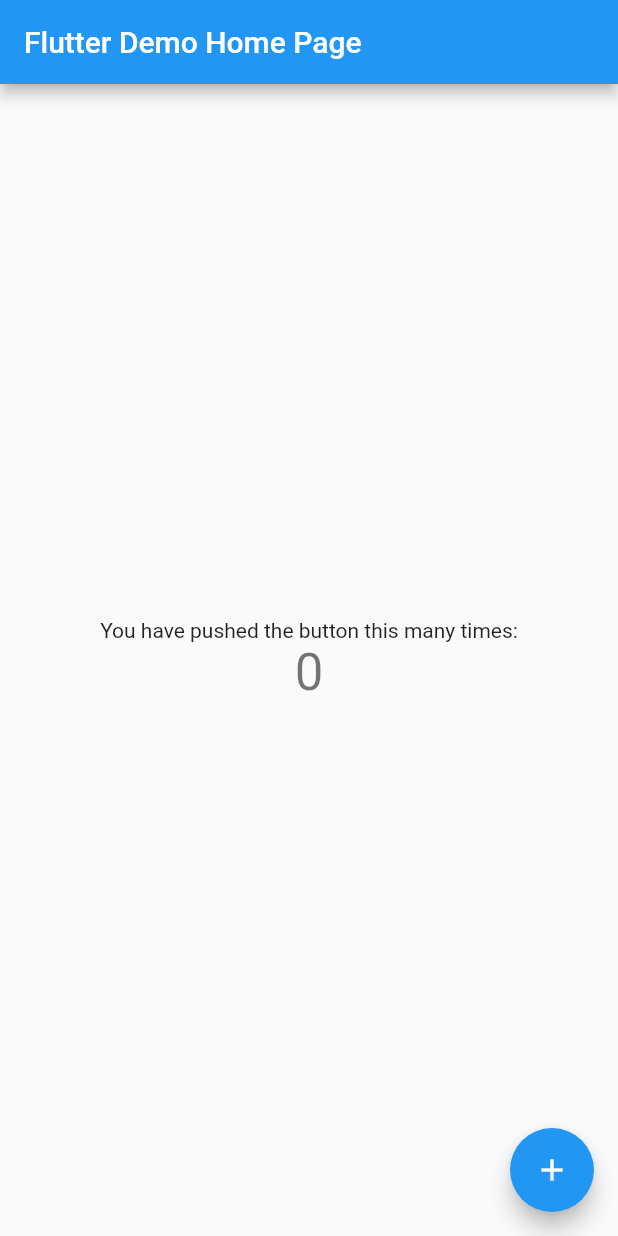
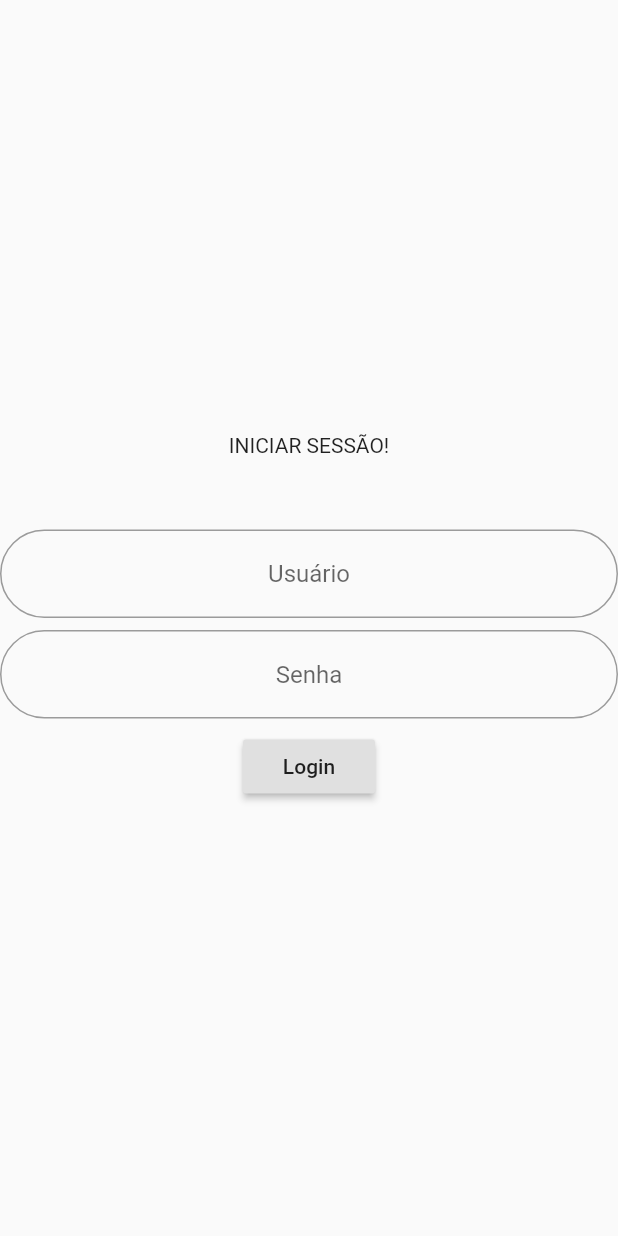
Before and after one commit to marcoantoniosouza/EasyPW-flutter-app, a Flutter app: the screen it shows after launch, on a phone screen of 412 x 824 dp. Run offline on Flutter 3.47's test engine with Material 2 defaults, Android fonts, the phone set to English and light mode, and no system bars.

Commit message:
login page and api.dart

```diff
--- /dev/null
+++ b/lib/env.dart
@@ -0,0 +1 @@
+String authHash = '';
--- /dev/null
+++ b/lib/login.dart
@@ -0,0 +1,104 @@
+import 'dart:convert';
+
+import 'package:flutter/material.dart';
+import 'package:http/http.dart';
+
+import 'services/api.dart' as api;
+import 'env.dart' as env;
+
+class LoginPage extends StatefulWidget {
+  static String tag = 'login-page';
+  @override
+  _LoginPageState createState() => new _LoginPageState();
+}
+
+class _LoginPageState extends State<LoginPage> {
+  final _user = TextEditingController();
+  final _pass = TextEditingController();
+
+  _loginApi() async {
+    String json = '{ "user": "' +
+        _user.text +
+        '", "pass": "' +
+        _pass.text +
+        '" }'; // make POST request
+
+    Response response = await post(api.url, headers: api.headers, body: json);
+
+    if (response.statusCode == 200) {
+      Map<String, dynamic> res = jsonDecode(response.body);
+      _showDialog(res['authHash']);
+      env.authHash = res['authHash'];
+      /*Navigator.push(
+        context,
+        MaterialPageRoute(builder: (context) => SecondRoute()),
+      );*/
+    } else {
+      _showDialog('Falha no login');
+    }
+  }
+
+  void _showDialog(messageText) {
+    showDialog(
+      context: context,
+      builder: (BuildContext context) {
+        // retorna um objeto do tipo Dialog
+        return AlertDialog(
+          title: new Text("Login"),
+          content: new Text(messageText),
+          actions: <Widget>[
+            // define os botões na base do dialogo
+            new FlatButton(
+              child: new Text("Fechar"),
+              onPressed: () {
+                Navigator.of(context).pop();
+              },
+            ),
+          ],
+        );
+      },
+    );
+  }
+
+  final loginHeader = Text('INICIAR SESSÃO!');
+
+  @override
+  Widget build(BuildContext context) {
+    return Scaffold(
+      body: Center(
+        child: Column(
+          mainAxisAlignment: MainAxisAlignment.center,
+          children: <Widget>[
+            loginHeader,
+            SizedBox(height: 48.0),
+            TextFormField(
+              controller: _user,
+              decoration: InputDecoration(
+                hintText: 'Usuário',
+                border: OutlineInputBorder(
+                    borderRadius: BorderRadius.circular(32.0)),
+              ),
+              textAlign: TextAlign.center,
+            ),
+            SizedBox(height: 8.0),
+            TextFormField(
+              controller: _pass,
+              obscureText: true,
+              decoration: InputDecoration(
+                hintText: 'Senha',
+                border: OutlineInputBorder(
+                    borderRadius: BorderRadius.circular(32.0)),
+              ),
+              textAlign: TextAlign.center,
+            ),
+            SizedBox(height: 8.0),
+            RaisedButton(
+              onPressed: _loginApi,
+              child: Text('Login'),
+            ),
+          ],
+        ),
+      ),
+    );
+  }
+}
--- a/lib/main.dart
+++ b/lib/main.dart
@@ -1,117 +1,25 @@
 import 'package:flutter/material.dart';
+
+import 'login.dart';
 
 void main() {
   runApp(MyApp());
 }
 
 class MyApp extends StatelessWidget {
-  // This widget is the root of your application.
+  final routes = <String, WidgetBuilder>{
+    LoginPage.tag: (context) => LoginPage(),
+  };
+
   @override
   Widget build(BuildContext context) {
     return MaterialApp(
       title: 'Flutter Demo',
       theme: ThemeData(
-        // This is the theme of your application.
-        //
-        // Try running your application with "flutter run". You'll see the
-        // application has a blue toolbar. Then, without quitting the app, try
-        // changing the primarySwatch below to Colors.green and then invoke
-        // "hot reload" (press "r" in the console where you ran "flutter run",
-        // or simply save your changes to "hot reload" in a Flutter IDE).
-        // Notice that the counter didn't reset back to zero; the application
-        // is not restarted.
         primarySwatch: Colors.blue,
-        // This makes the visual density adapt to the platform that you run
-        // the app on. For desktop platforms, the controls will be smaller and
-        // closer together (more dense) than on mobile platforms.
         visualDensity: VisualDensity.adaptivePlatformDensity,
       ),
-      home: MyHomePage(title: 'Flutter Demo Home Page'),
+      home: LoginPage(),
     );
   }
 }
-
-class MyHomePage extends StatefulWidget {
-  MyHomePage({Key key, this.title}) : super(key: key);
-
-  // This widget is the home page of your application. It is stateful, meaning
-  // that it has a State object (defined below) that contains fields that affect
-  // how it looks.
-
-  // This class is the configuration for the state. It holds the values (in this
-  // case the title) provided by the parent (in this case the App widget) and
-  // used by the build method of the State. Fields in a Widget subclass are
-  // always marked "final".
-
-  final String title;
-
-  @override
-  _MyHomePageState createState() => _MyHomePageState();
-}
-
-class _MyHomePageState extends State<MyHomePage> {
-  int _counter = 0;
-
-  void _incrementCounter() {
-    setState(() {
-      // This call to setState tells the Flutter framework that something has
-      // changed in this State, which causes it to rerun the build method below
-      // so that the display can reflect the updated values. If we changed
-      // _counter without calling setState(), then the build method would not be
-      // called again, and so nothing would appear to happen.
-      _counter++;
-    });
-  }
-
-  @override
-  Widget build(BuildContext context) {
-    // This method is rerun every time setState is called, for instance as done
-    // by the _incrementCounter method above.
-    //
-    // The Flutter framework has been optimized to make rerunning build methods
-    // fast, so that you can just rebuild anything that needs updating rather
-    // than having to individually change instances of widgets.
-    return Scaffold(
-      appBar: AppBar(
-        // Here we take the value from the MyHomePage object that was created by
-        // the App.build method, and use it to set our appbar title.
-        title: Text(widget.title),
-      ),
-      body: Center(
-        // Center is a layout widget. It takes a single child and positions it
-        // in the middle of the parent.
-        child: Column(
-          // Column is also a layout widget. It takes a list of children and
-          // arranges them vertically. By default, it sizes itself to fit its
-          // children horizontally, and tries to be as tall as its parent.
-          //
-          // Invoke "debug painting" (press "p" in the console, choose the
-          // "Toggle Debug Paint" action from the Flutter Inspector in Android
-          // Studio, or the "Toggle Debug Paint" command in Visual Studio Code)
-          // to see the wireframe for each widget.
-          //
-          // Column has various properties to control how it sizes itself and
-          // how it positions its children. Here we use mainAxisAlignment to
-          // center the children vertically; the main axis here is the vertical
-          // axis because Columns are vertical (the cross axis would be
-          // horizontal).
-          mainAxisAlignment: MainAxisAlignment.center,
-          children: <Widget>[
-            Text(
-              'You have pushed the button this many times:',
-            ),
-            Text(
-              '$_counter',
-              style: Theme.of(context).textTheme.headline4,
-            ),
-          ],
-        ),
-      ),
-      floatingActionButton: FloatingActionButton(
-        onPressed: _incrementCounter,
-        tooltip: 'Increment',
-        child: Icon(Icons.add),
-      ), // This trailing comma makes auto-formatting nicer for build methods.
-    );
-  }
-}
--- /dev/null
+++ b/lib/services/api.dart
@@ -0,0 +1,7 @@
+String url = 'http://192.168.0.5:3333/login';
+
+Map<String, String> headers = {
+  "Content-Type": "application/json",
+  "Authorization":
+      "Basic UGF1bGE6NzRjY2ZjNmUzOWVlZTkzOWU4MTg2MjVlZDQxOTU1MGM1MGQ1MTg2NQ=="
+};
--- a/pubspec.yaml
+++ b/pubspec.yaml
@@ -21,6 +21,7 @@ environment:
   sdk: ">=2.7.0 <3.0.0"
 
 dependencies:
+  http: ^0.12.0+2
   flutter:
     sdk: flutter
 
```
Also changed, not shown: pubspec.lock.
